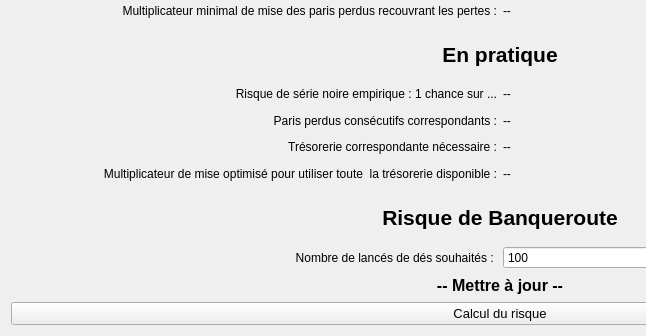
Above: ui_files/ui_bitsler.ui from Marmoth85/LiveBetManager before the change; both pictures show x 0 to 646 and y 414 to 750 of the 1000 by 750 pixel window. Below: the same form after it.
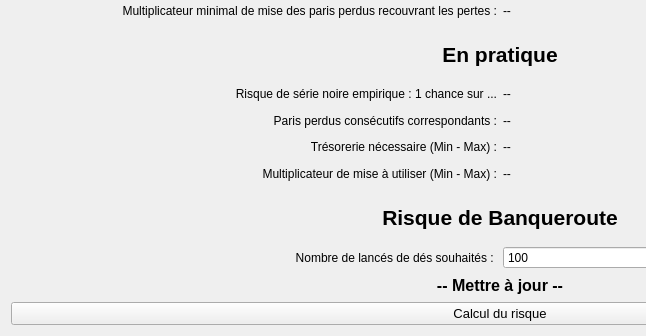
That is the form after the change.

Commit message: Implemented indicators calculation

Patch:
```diff
--- a/ui_files/ui_bitsler.ui
+++ b/ui_files/ui_bitsler.ui
@@ -27,7 +27,7 @@
    <item row="22" column="0">
     <widget class="QLabel" name="labelPracticalCash">
      <property name="text">
-      <string>Trésorerie correspondante nécessaire :</string>
+      <string>Trésorerie nécessaire (Min - Max) :</string>
      </property>
      <property name="alignment">
       <set>Qt::AlignRight|Qt::AlignTrailing|Qt::AlignVCenter</set>
@@ -61,7 +61,7 @@
    <item row="23" column="0">
     <widget class="QLabel" name="labelPracticalMultiply">
      <property name="text">
-      <string>Multiplicateur de mise optimisé pour utiliser toute  la trésorerie disponible :</string>
+      <string>Multiplicateur de mise à utiliser (Min - Max) :</string>
      </property>
      <property name="alignment">
       <set>Qt::AlignRight|Qt::AlignTrailing|Qt::AlignVCenter</set>
```
The commit also changes 1 other file.
